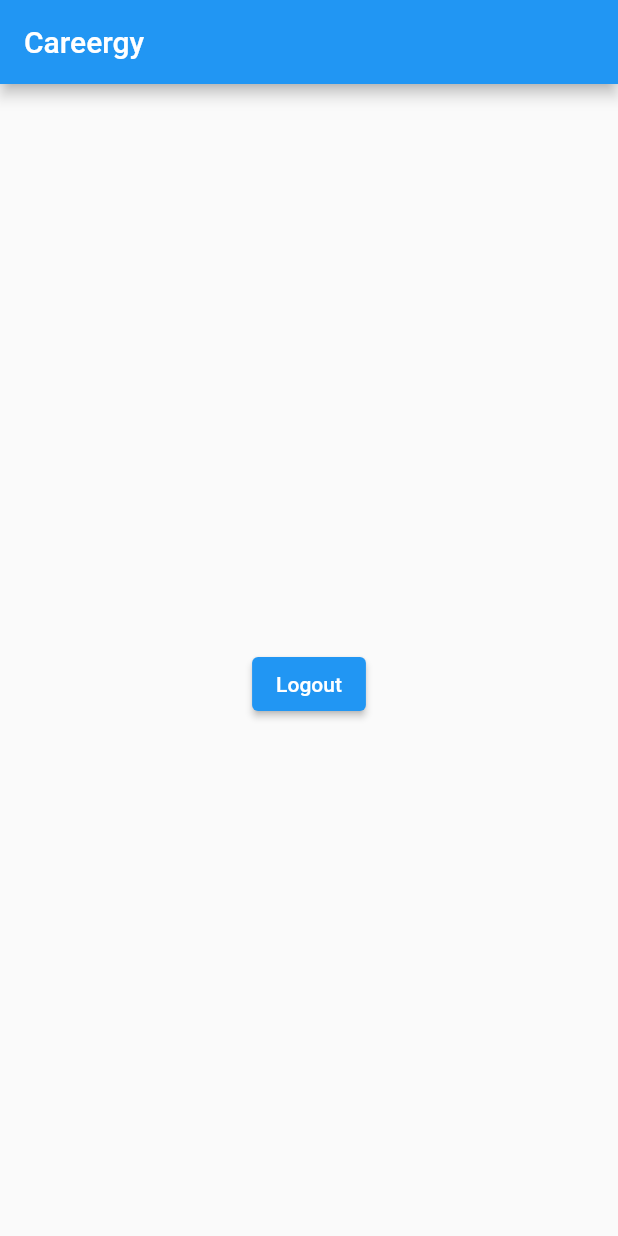
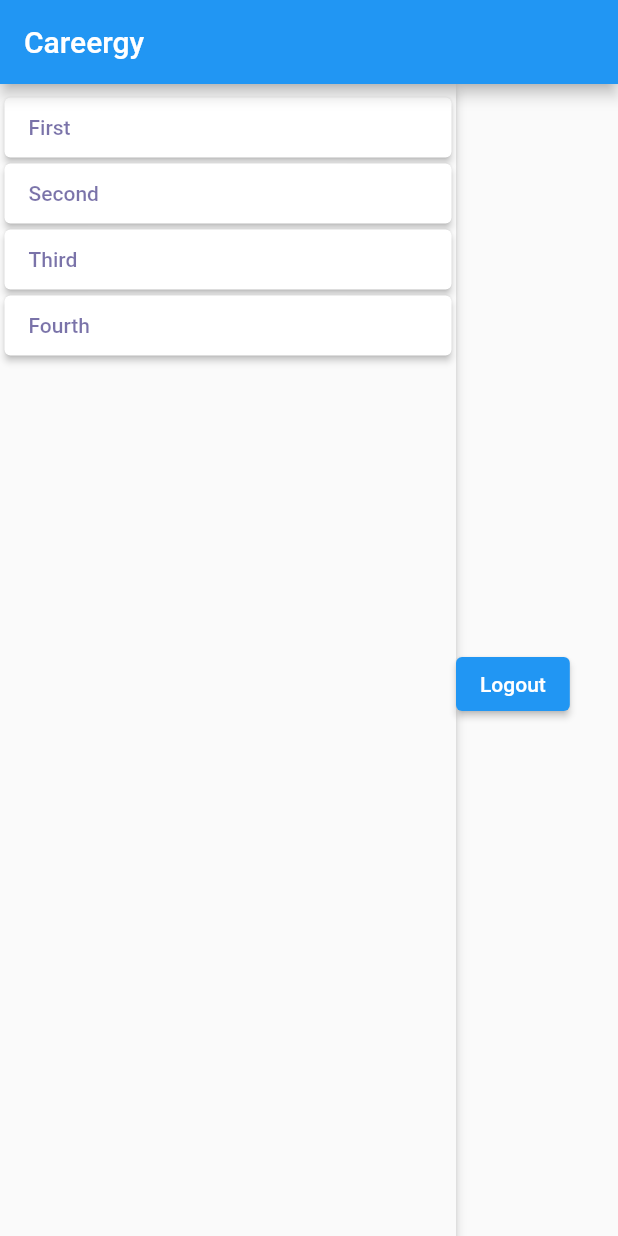
Before and after one commit to Careergy/Careergy-Company, a Flutter app: the screen it shows once a user with an empty profile is signed in, on a phone screen of 412 x 824 dp. Run offline on Flutter 3.47's test engine with Material 2 defaults, Android fonts, the phone set to English and light mode, and no system bars; our stand-ins replace cloud_firestore, firebase_auth, firebase_core; accounts and stored records are empty; statements that could not run were skipped.

```diff
--- a/lib/screens/home_screen.dart
+++ b/lib/screens/home_screen.dart
@@ -1,7 +1,8 @@
-import 'package:careergy_mobile/providers/auth_provider.dart';
+import 'package:careergy_mobile/widgets/sidebar_button.dart';
+
+import '../providers/auth_provider.dart';
 import 'package:flutter/material.dart';
 import 'package:provider/provider.dart';
-import 'package:careergy_mobile/widgets/sidebar_button.dart';
 
 class HomeScreen extends StatelessWidget {
   const HomeScreen({super.key});
@@ -10,15 +11,34 @@ class HomeScreen extends StatelessWidget {
   Widget build(BuildContext context) {
     final auth = Provider.of<AuthProvider>(context, listen: false);
 
-    return Center(
+    return Row(
+      children: [
+        Drawer(
+          elevation: 3,
+          child: Padding(
+            padding: const EdgeInsets.symmetric(vertical: 7),
+            child: Column(
+              children: [
+                SidebarButton(btnName: 'First'),
+                SidebarButton(btnName: 'Second'),
+                SidebarButton(btnName: 'Third'),
+                SidebarButton(btnName: 'Fourth'),
+              ],
+            ),
+          ),
+        ),
+        Center(
           child: Column(
             children: [
               Text(auth.auth.currentUser!.displayName ?? ''),
               Text(auth.auth.currentUser!.email ?? ''),
-          ElevatedButton(onPressed: auth.logout, child: const Text('Logout'))
+              ElevatedButton(
+                  onPressed: auth.logout, child: const Text('Logout'))
             ],
             mainAxisAlignment: MainAxisAlignment.center,
           ),
+        ),
+      ],
     );
   }
 }
```
Also changed, not shown: 1 other file. Lines whose indentation alone changed are shown as unchanged.
